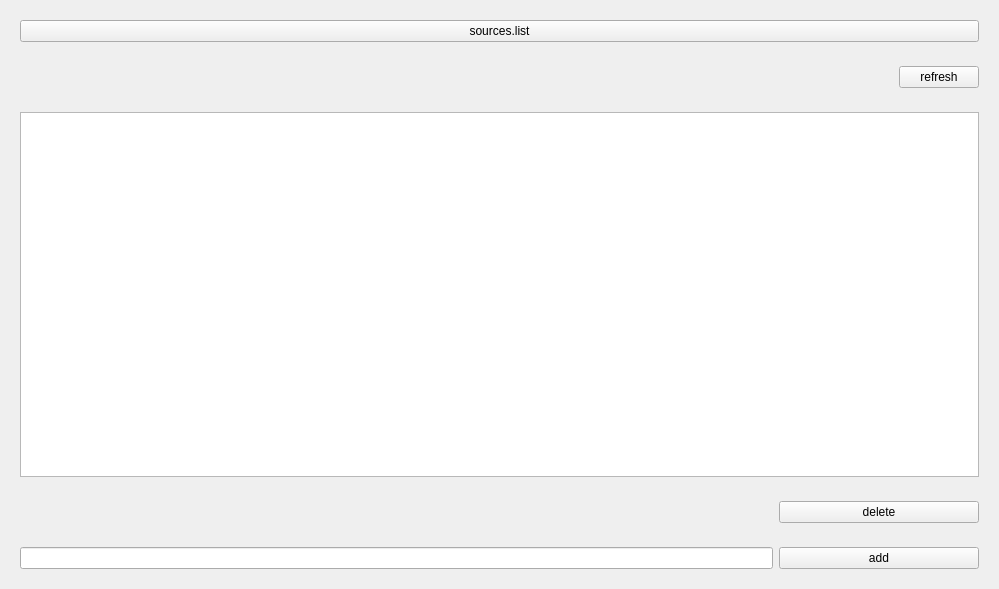
Before: the Qt Designer form src/sourcemanager.ui in HuaYaDong1/sourceMangager, drawn with Qt 5.
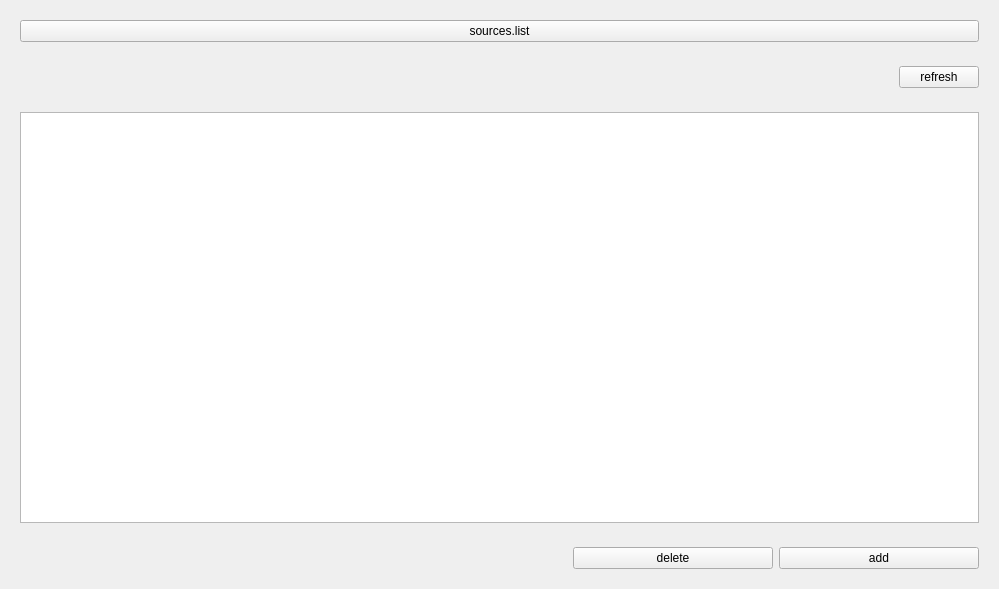
After: the same form once the commit is applied.

Diff of the .ui file:
```diff
--- a/src/sourcemanager.ui
+++ b/src/sourcemanager.ui
@@ -164,25 +164,6 @@
         </property>
        </widget>
       </item>
-     </layout>
-    </widget>
-   </item>
-   <item>
-    <widget class="QWidget" name="sourceAddWidget" native="true">
-     <property name="maximumSize">
-      <size>
-       <width>16777215</width>
-       <height>100</height>
-      </size>
-     </property>
-     <layout class="QHBoxLayout" name="horizontalLayout_4">
-      <item>
-       <widget class="QLineEdit" name="addLineEdit">
-        <property name="toolTip">
-         <string>&lt;html&gt;&lt;head/&gt;&lt;body&gt;&lt;p&gt;&lt;br/&gt;&lt;/p&gt;&lt;/body&gt;&lt;/html&gt;</string>
-        </property>
-       </widget>
-      </item>
       <item>
        <widget class="QPushButton" name="addBtn">
         <property name="minimumSize">
```
